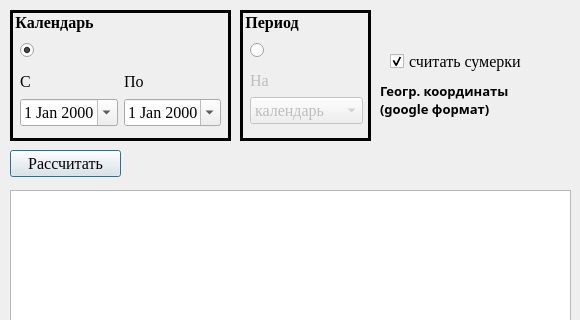
This is dialogtableview.ui in serg-lar/sun-moon-time as Qt 5 draws it before an edit; both pictures show x 0 to 580 and y 0 to 320 of the 580 by 710 pixel window. The edited form follows.
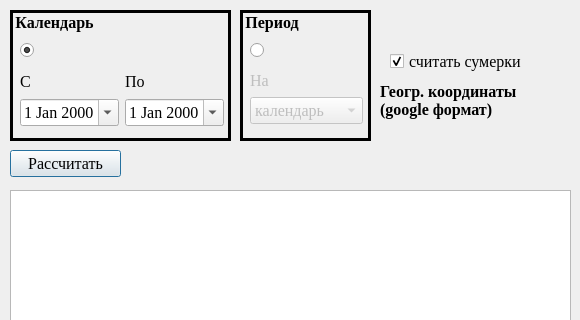
This is the edited form. Icons and pictures are not drawn.

Commit message: sun-moon-time 23 декабря 2018 года Откорректированы шрифты в некоторых текстовых полях вывода данных.

```diff
--- a/dialogtableview.ui
+++ b/dialogtableview.ui
@@ -16,6 +16,12 @@
     <height>710</height>
    </size>
   </property>
+  <property name="font">
+   <font>
+    <family>Times New Roman</family>
+    <pointsize>12</pointsize>
+   </font>
+  </property>
   <property name="windowTitle">
    <string>Dialog</string>
   </property>
@@ -257,7 +263,7 @@
      <rect>
       <x>10</x>
       <y>60</y>
-      <width>201</width>
+      <width>204</width>
       <height>58</height>
      </rect>
     </property>
@@ -460,8 +466,8 @@
    </property>
    <property name="font">
     <font>
-     <family>Sans Serif</family>
-     <pointsize>10</pointsize>
+     <family>Times New Roman</family>
+     <pointsize>12</pointsize>
      <weight>75</weight>
      <bold>true</bold>
     </font>
```
The commit also changes 8 other files.
